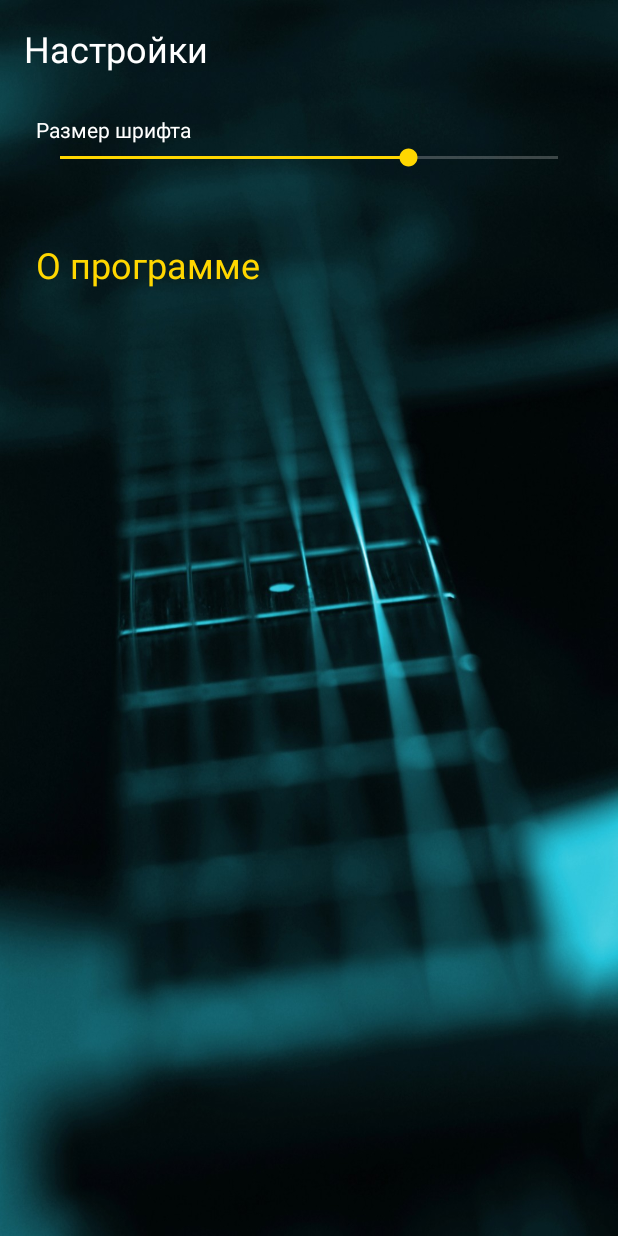
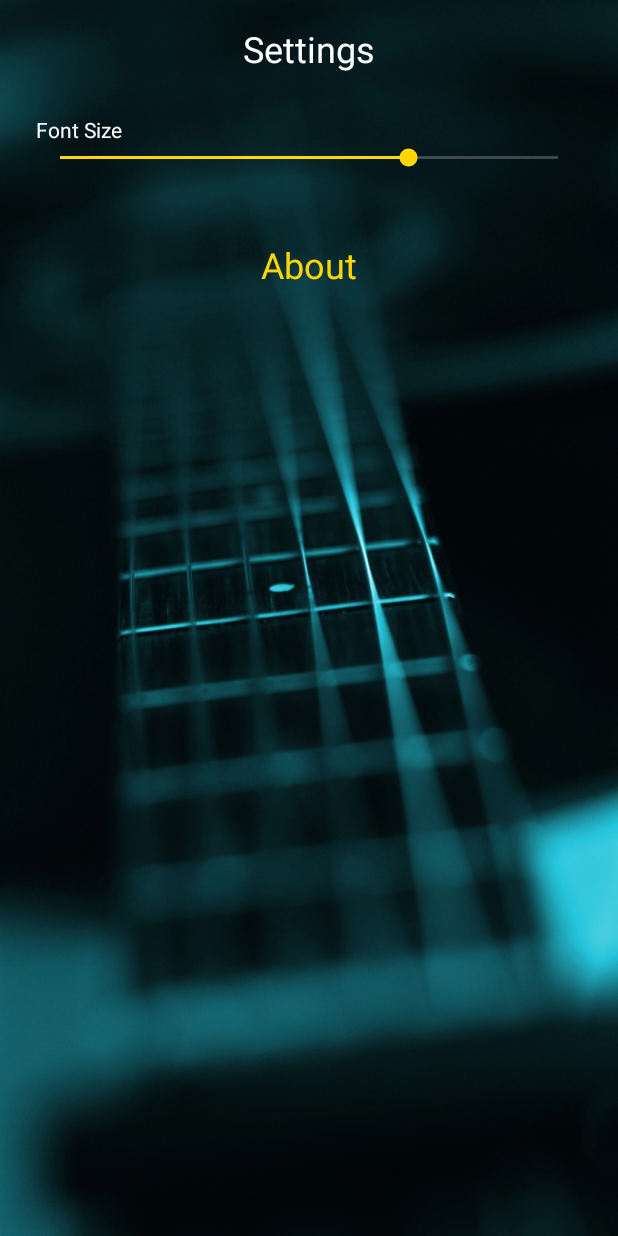
Before and after one commit to w8udied2fast/Mobile-development, an Android app: the SettingsActivity screen opened directly, with no data from a screen before it, on a phone screen of 412 x 824 dp. Run offline under Robolectric (Android 15) with nearby library versions, the phone set to English and light mode, and no system bars.

Commit message:
Изменил язык настроек

```diff
--- a/app/src/main/java/com/example/chordify/SettingsActivity.java
+++ b/app/src/main/java/com/example/chordify/SettingsActivity.java
@@ -60,8 +60,8 @@ public class SettingsActivity extends AppCompatActivity {
 
     private void showAboutDialog() {
         new AlertDialog.Builder(this)
-                .setTitle("О программе")
-                .setMessage("Автор - Маркидонов Сергей Юрьевич\nГруппа - 23ИСП6")
+                .setTitle("About")
+                .setMessage("Author - Sergei Markidonov\nGroup - 23ISP6")
                 .setPositiveButton("OK", null)
                 .show();
     }
--- a/app/src/main/res/layout/activity_settings.xml
+++ b/app/src/main/res/layout/activity_settings.xml
@@ -10,7 +10,8 @@
         android:id="@+id/title"
         android:layout_width="wrap_content"
         android:layout_height="wrap_content"
-        android:text="Настройки"
+        android:text="Settings"
+        android:layout_gravity="center_horizontal"
         android:textSize="24sp"
         android:layout_marginBottom="20dp"
         android:textColor="#FFFFFF"/>
@@ -25,7 +26,7 @@
         <TextView
             android:layout_width="wrap_content"
             android:layout_height="wrap_content"
-            android:text="Размер шрифта"
+            android:text="Font Size"
             android:textColor="#FFFFFF"/>
 
         <SeekBar
@@ -41,7 +42,8 @@
         android:id="@+id/aboutApp"
         android:layout_width="wrap_content"
         android:layout_height="wrap_content"
-        android:text="О программе"
+        android:text="About"
+        android:layout_gravity="center_horizontal"
         android:textSize="18sp"
         android:textColor="#FFD700"
         android:layout_marginTop="30dp"
```
